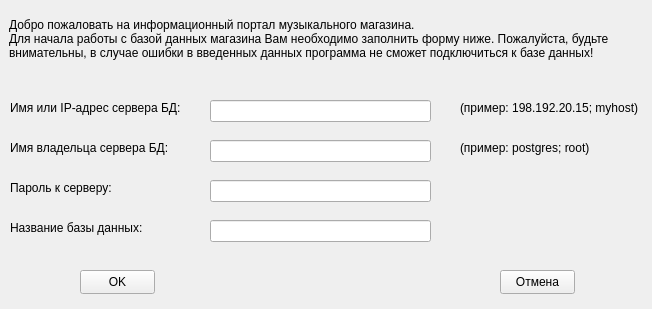
Simon0013/qt_cpp_database_app, file bookwindow.ui: the form before one commit.
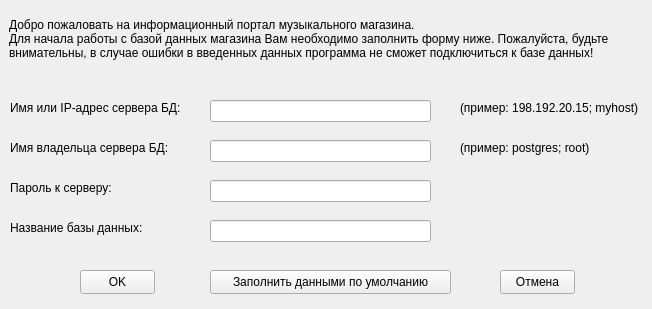
The form after the commit.

Commit message: Создание интерфейса показа рейтинга продаж пластинок

```diff
--- a/bookwindow.ui
+++ b/bookwindow.ui
@@ -174,6 +174,19 @@
      <string>Отмена</string>
     </property>
    </widget>
+   <widget class="QPushButton" name="defaultFullButton">
+    <property name="geometry">
+     <rect>
+      <x>210</x>
+      <y>270</y>
+      <width>241</width>
+      <height>24</height>
+     </rect>
+    </property>
+    <property name="text">
+     <string>Заполнить данными по умолчанию</string>
+    </property>
+   </widget>
   </widget>
  </widget>
  <resources/>
```
The commit also changes 7 other files.
